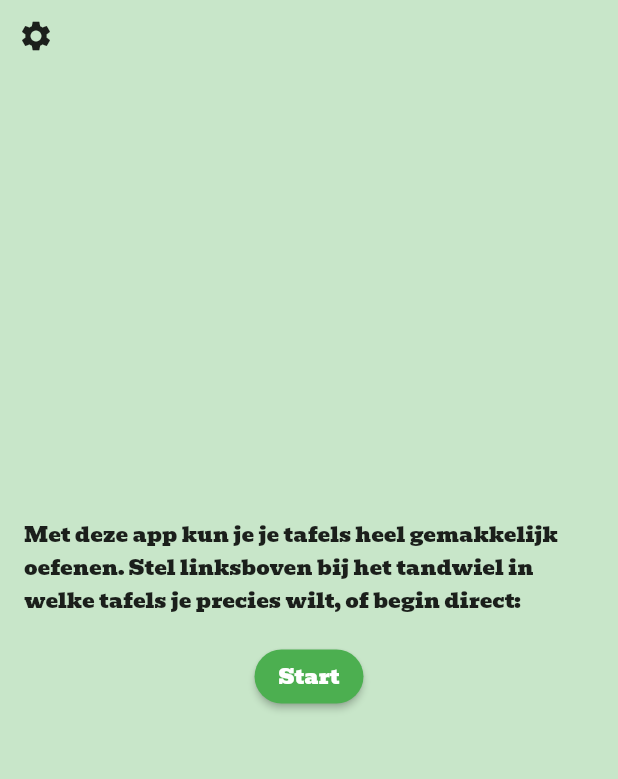
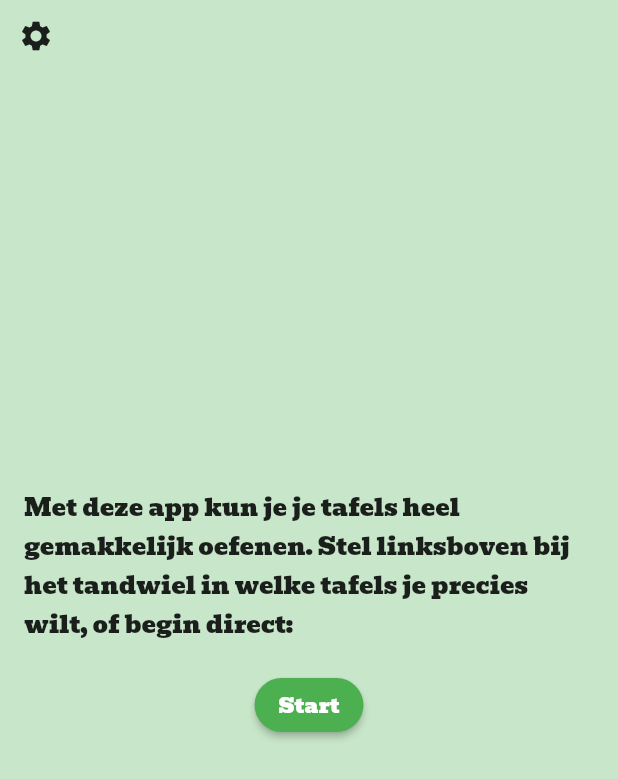
Before and after one commit to rogiervandenberg/tafeltester, a Flutter app: the screen it shows after launch, on a phone screen of 412 x 824 dp. Shown: the top 779 px of the screen. Run offline on Flutter 3.47's test engine with Material 2 defaults, Android fonts, the light colour scheme and no system bars; our stand-ins replace bloc, flutter_bloc, shared_preferences.

Commit message:
Change font size

```diff
--- a/lib/main.dart
+++ b/lib/main.dart
@@ -31,10 +31,11 @@ class MyApp extends StatelessWidget {
 
           // Define the default `TextTheme`. Use this to specify the default
           // text styling for headlines, titles, bodies of text, and more.
-          // textTheme: const TextTheme(
-          //   displayLarge:
-          //       TextStyle(fontSize: 96.0, fontWeight: FontWeight.bold),
-          // ),
+          textTheme: const TextTheme(
+            bodyMedium: TextStyle(fontSize: 16.0),
+            displayLarge:
+                TextStyle(fontSize: 96.0, fontWeight: FontWeight.bold),
+          ),
         ),
         home: MultiBlocProvider(
           providers: [
@@ -65,7 +66,7 @@ class MyApp extends StatelessWidget {
                 body: SafeArea(
                   child: Stack(
                     children: [
-                      if (state is QuestionLoaded)
+                      if (state is QuestionLoaded && state is! LastAnswerGiven)
                         LinearProgressIndicator(
                           value: state.assignment.progress,
                           semanticsLabel: 'Linear progress indicator',
```
